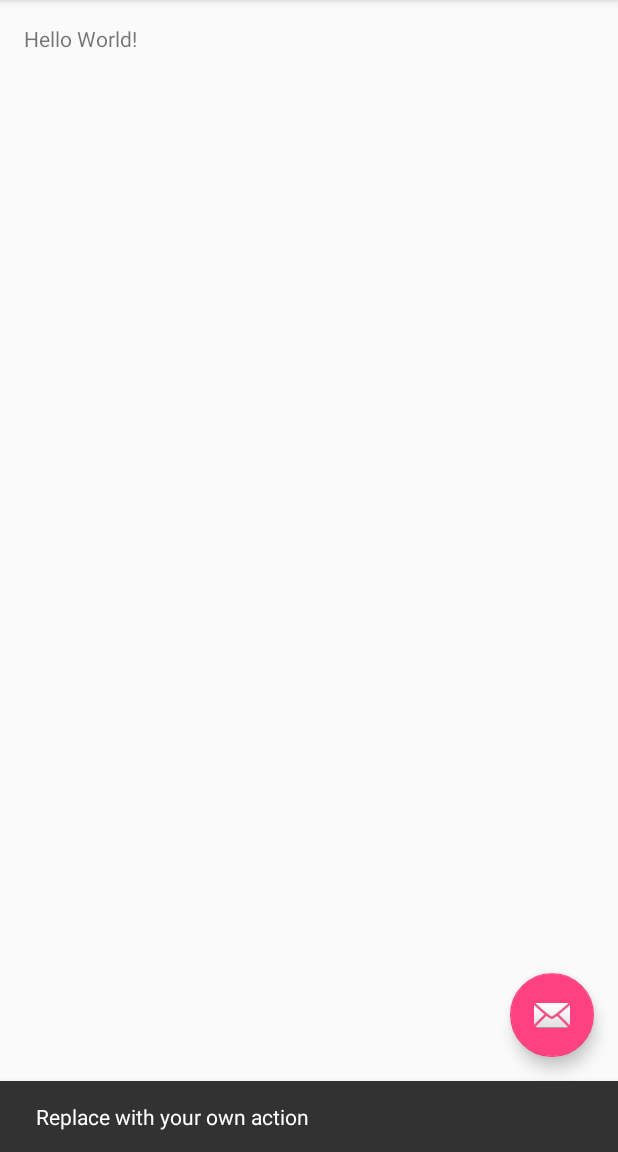
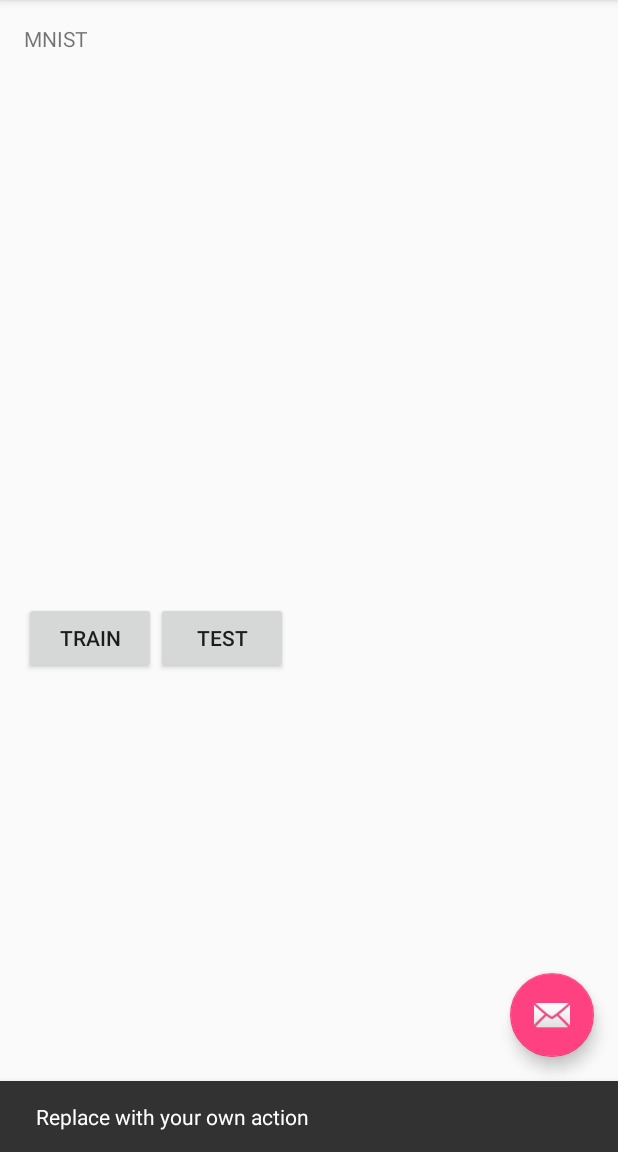
Before and after one commit to KeithPinson/MNIST-with-Tolerance-Maps, an Android app: the screen it shows after launch (MainActivity), after a tap on an icon or button, on a phone screen of 412 x 824 dp, the part 84-1236 px from its top. Run offline under Robolectric (Android 15) with nearby library versions, the phone set to English and light mode, and no system bars.

Commit message:
Step forward with Andrdoid interface

```diff
--- a/Apps/Android/src/main/java/com/keithpinson/mnistwithtolerancemaps/MainActivity.java
+++ b/Apps/Android/src/main/java/com/keithpinson/mnistwithtolerancemaps/MainActivity.java
@@ -5,11 +5,15 @@ import android.support.design.widget.FloatingActionButton;
 import android.support.design.widget.Snackbar;
 import android.support.v7.app.AppCompatActivity;
 import android.support.v7.widget.Toolbar;
+import android.util.Log;
 import android.view.View;
 import android.view.Menu;
 import android.view.MenuItem;
+import android.widget.TextView;
 
 public class MainActivity extends AppCompatActivity {
+
+    private TextView mResultText;
 
     @Override
     protected void onCreate(Bundle savedInstanceState) {
@@ -26,6 +30,25 @@ public class MainActivity extends AppCompatActivity {
                         .setAction("Action", null).show();
             }
         });
+
+        View trainButton = findViewById(R.id.button_train);
+        trainButton.setOnClickListener(new View.OnClickListener() {
+            @Override
+            public void onClick(View v) {
+                onTrainClicked();
+            }
+        });
+
+        View testButton = findViewById(R.id.button_test);
+        testButton.setOnClickListener(new View.OnClickListener() {
+            @Override
+            public void onClick(View v) {
+                onTestClicked();
+            }
+        });
+
+        mResultText = (TextView)findViewById(R.id.text_result);
+
     }
 
     @Override
@@ -49,4 +72,17 @@ public class MainActivity extends AppCompatActivity {
 
         return super.onOptionsItemSelected(item);
     }
+
+    private void onTrainClicked() {
+        int digit = 0;
+
+        mResultText.setText("Training: MNIST #" + digit);
+    }
+
+    private void onTestClicked() {
+        int digit = 0;
+
+        mResultText.setText("Testing: MNIST #" + digit);
+    }
+
 }
--- a/Apps/Android/src/main/res/layout/content_main.xml
+++ b/Apps/Android/src/main/res/layout/content_main.xml
@@ -12,8 +12,62 @@
     tools:context="com.keithpinson.mnistwithtolerancemaps.MainActivity"
     tools:showIn="@layout/activity_main">
 
-    <TextView
-        android:layout_width="wrap_content"
-        android:layout_height="wrap_content"
-        android:text="Hello World!" />
+
+    <LinearLayout
+        android:orientation="vertical"
+        android:layout_width="match_parent"
+        android:layout_height="match_parent"
+        android:layout_alignParentStart="true"
+        android:weightSum="1">
+
+        <TextView
+            android:layout_width="match_parent"
+            android:layout_height="48dp"
+            android:text="MNIST"
+            android:layout_gravity="center_horizontal" />
+
+        <FrameLayout
+            android:layout_width="match_parent"
+            android:layout_height="337dp">
+
+            <ImageView
+                android:layout_width="280dp"
+                android:layout_height="280dp"
+                android:id="@+id/imageView"
+                android:layout_gravity="center_horizontal|center_vertical" />
+
+        </FrameLayout>
+
+        <LinearLayout
+            android:layout_width="match_parent"
+            android:orientation="horizontal"
+            android:layout_height="wrap_content"
+            android:id="@+id/linearLayout"
+            android:gravity="center_vertical|bottom">
+
+            <Button
+                android:layout_width="wrap_content"
+                android:layout_height="wrap_content"
+                android:text="Train"
+                android:id="@+id/button_train"/>
+
+            <Button
+                android:layout_width="wrap_content"
+                android:layout_height="wrap_content"
+                android:text="Test"
+                android:id="@+id/button_test"/>
+
+        </LinearLayout>
+
+        <TextView
+            android:paddingLeft="10dp"
+            android:layout_width="0dp"
+            android:layout_height="wrap_content"
+            android:layout_weight="1"
+            android:textAppearance="?android:attr/textAppearanceMedium"
+            android:text="Accuracy: "
+            android:id="@+id/text_result"/>
+
+    </LinearLayout>
+
 </RelativeLayout>
```
Also changed, not shown: 2 other files.
